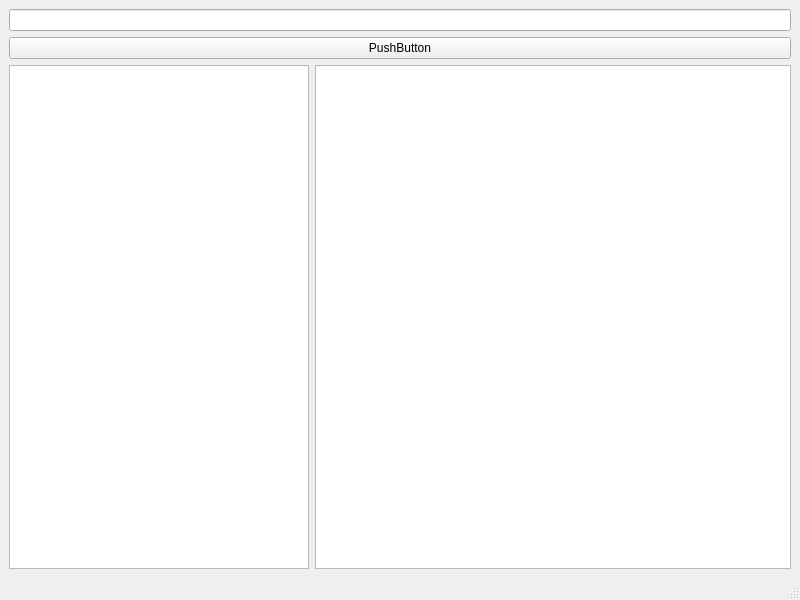
This is mainwindow.ui in XRay3D/DXF as Qt 5 draws it before an edit. The edited form follows.
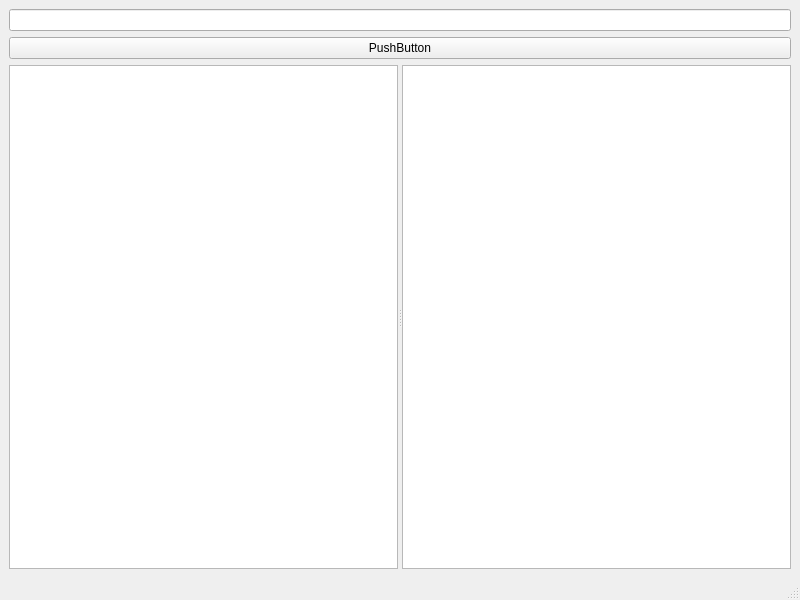
This is the edited form. Custom widgets are drawn as their Qt base class.

What changed in the file:
```diff
--- a/mainwindow.ui
+++ b/mainwindow.ui
@@ -14,35 +14,32 @@
    <string>MainWindow</string>
   </property>
   <widget class="QWidget" name="centralwidget">
-   <layout class="QGridLayout" name="gridLayout">
-    <item row="2" column="1">
-     <widget class="GraphicsView" name="graphicsView"/>
+   <layout class="QVBoxLayout" name="verticalLayout">
+    <item>
+     <widget class="QLineEdit" name="lineEdit"/>
     </item>
-    <item row="2" column="0">
-     <widget class="QTableView" name="tableView">
-      <property name="sizePolicy">
-       <sizepolicy hsizetype="Preferred" vsizetype="Expanding">
-        <horstretch>0</horstretch>
-        <verstretch>0</verstretch>
-       </sizepolicy>
-      </property>
-      <property name="minimumSize">
-       <size>
-        <width>300</width>
-        <height>0</height>
-       </size>
-      </property>
-     </widget>
-    </item>
-    <item row="1" column="0" colspan="2">
+    <item>
      <widget class="QPushButton" name="pushButton">
       <property name="text">
        <string>PushButton</string>
       </property>
      </widget>
     </item>
-    <item row="0" column="0" colspan="2">
-     <widget class="QLineEdit" name="lineEdit"/>
+    <item>
+     <widget class="QSplitter" name="splitter">
+      <property name="orientation">
+       <enum>Qt::Horizontal</enum>
+      </property>
+      <widget class="QTableView" name="tableView">
+       <property name="minimumSize">
+        <size>
+         <width>300</width>
+         <height>0</height>
+        </size>
+       </property>
+      </widget>
+      <widget class="GraphicsView" name="graphicsView"/>
+     </widget>
     </item>
    </layout>
   </widget>
```
